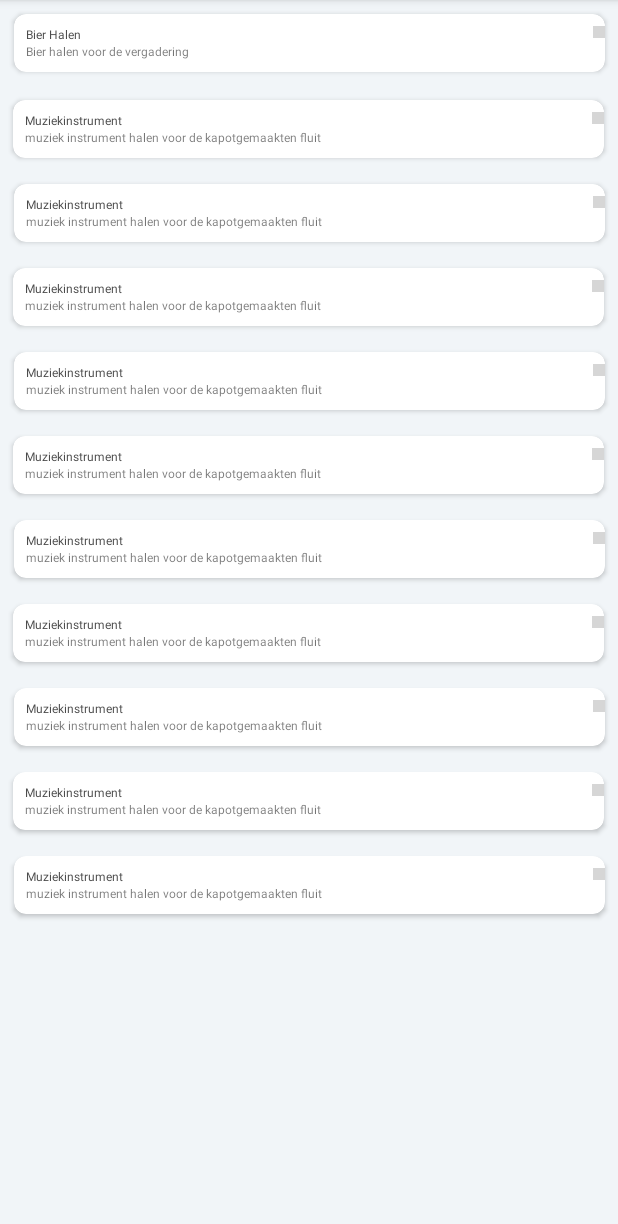
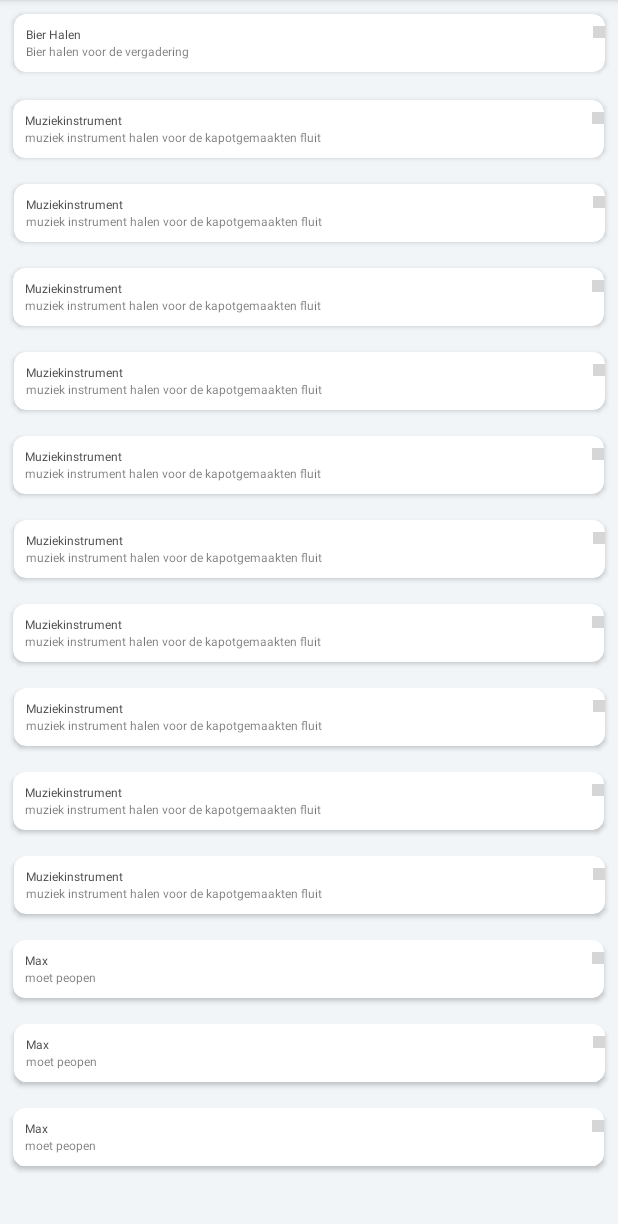
Before and after one commit to NickKrijg/SM33Declaration, an Android app: the screen it shows after launch (MainActivity), on a phone screen of 412 x 824 dp, the part 12-1236 px from its top. Run offline under Robolectric (Android 15) with nearby library versions, the phone set to English and light mode, and no system bars; grey boxes are pictures that could not be loaded.

```diff
--- a/app/build.gradle
+++ b/app/build.gradle
@@ -4,7 +4,7 @@ android {
     compileSdkVersion 28
     defaultConfig {
         applicationId "com.declaration.nandm.declarationapp"
-        minSdkVersion 27
+        minSdkVersion 26
         targetSdkVersion 28
         versionCode 1
         versionName "1.0"
--- a/app/src/main/java/com/declaration/nandm/declarationapp/Activities/MainActivity.java
+++ b/app/src/main/java/com/declaration/nandm/declarationapp/Activities/MainActivity.java
@@ -126,8 +126,14 @@ public class MainActivity extends AppCompatActivity {
         d = new Declaration("Muziekinstrument","muziek instrument halen voor de kapotgemaakten fluit");
         declarations.add(d);
 
+        d = new Declaration("Max","moet peopen");
+        declarations.add(d);
 
+        d = new Declaration("Max","moet peopen");
+        declarations.add(d);
 
+        d = new Declaration("Max","moet peopen");
+        declarations.add(d);
         adapter.notifyDataSetChanged();
     }
 
```
